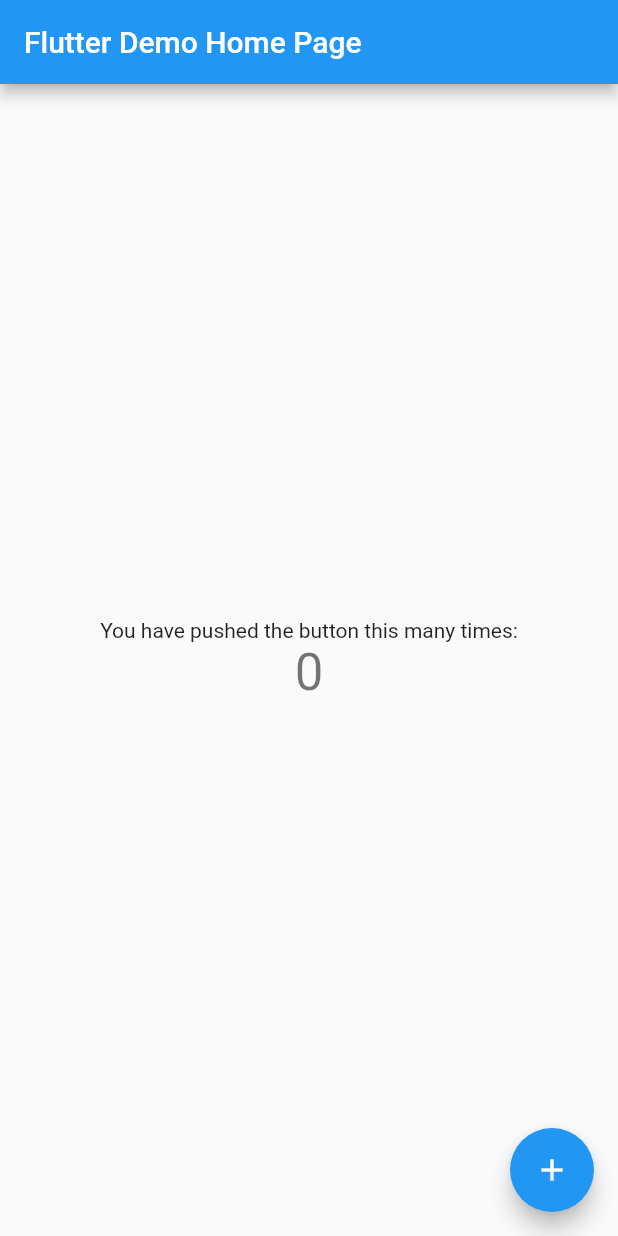
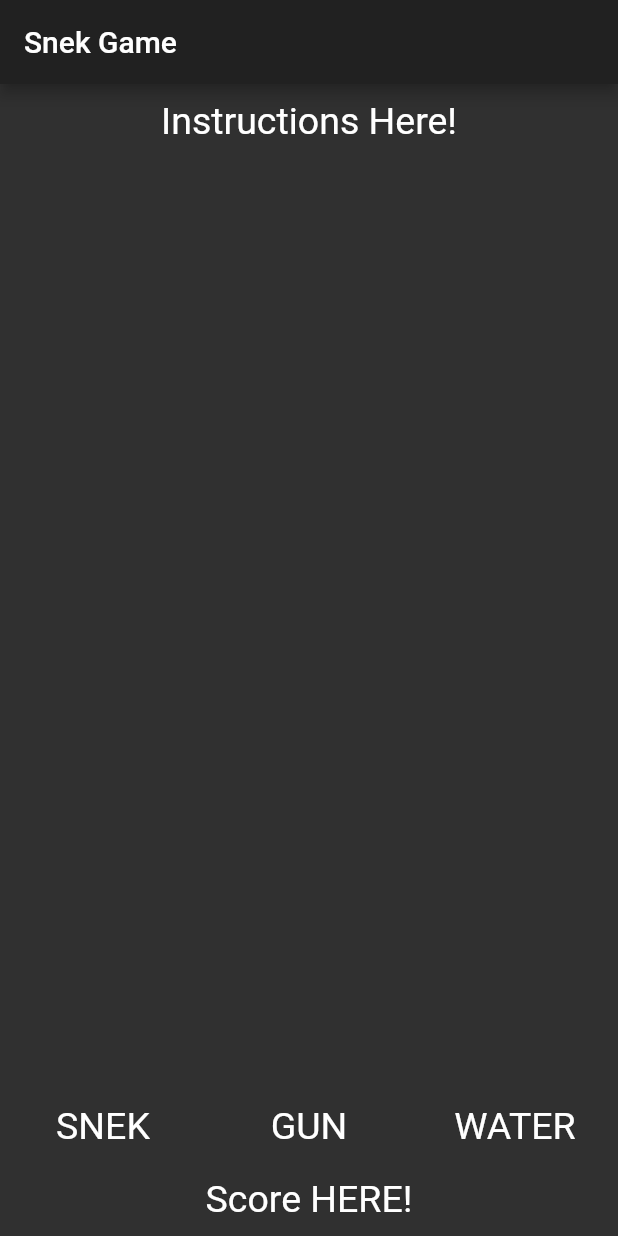
Before and after one commit to engrKUMA/snek_apptest, a Flutter app: the screen it shows after launch, on a phone screen of 412 x 824 dp. Run offline on Flutter 3.47's test engine with Material 2 defaults, Android fonts, the phone set to English and light mode, and no system bars.

Commit message:
Initial Commit with update design and constants

```diff
--- /dev/null
+++ b/lib/View/game_page.dart
@@ -0,0 +1,45 @@
+import 'package:flutter/material.dart';
+import '../components/reusable_card.dart';
+
+class GamePage extends StatefulWidget {
+  @override
+  _GamePageState createState() => _GamePageState();
+}
+
+class _GamePageState extends State<GamePage> {
+  @override
+  Widget build(BuildContext context) {
+    return Scaffold(
+        appBar: AppBar(title: Text('Snek Game')),
+        body: Column(
+          crossAxisAlignment: CrossAxisAlignment.stretch,
+          children: <Widget>[
+            Expanded(
+              child: Container(
+                child: ReusableCard(
+                  textUsed: 'Instructions Here!',
+                ),
+              ),
+            ),
+            Row(
+              children: <Widget>[
+                Expanded(
+                  child: ReusableCard(textUsed: 'SNEK'),
+                ),
+                Expanded(
+                  child: ReusableCard(textUsed: 'GUN'),
+                ),
+                Expanded(
+                  child: ReusableCard(textUsed: 'WATER'),
+                ),
+              ],
+            ),
+            Container(
+              child: ReusableCard(
+                textUsed: 'Score HERE!',
+              ),
+            )
+          ],
+        ));
+  }
+}
--- /dev/null
+++ b/lib/components/constants.dart
@@ -0,0 +1,3 @@
+import 'package:flutter/material.dart';
+
+const kTextStyle = TextStyle(fontSize: 25.0);
--- /dev/null
+++ b/lib/components/reusable_card.dart
@@ -0,0 +1,21 @@
+import 'package:flutter/cupertino.dart';
+import 'package:flutter/material.dart';
+import 'package:snek_apptest/components/constants.dart';
+
+class ReusableCard extends StatelessWidget {
+  ReusableCard({this.textUsed});
+
+  final String textUsed;
+
+  @override
+  Widget build(BuildContext context) {
+    return Container(
+      padding: EdgeInsets.all(10.0),
+      child: Text(
+        textUsed,
+        style: kTextStyle,
+        textAlign: TextAlign.center,
+      ),
+    );
+  }
+}
--- a/lib/main.dart
+++ b/lib/main.dart
@@ -1,4 +1,5 @@
 import 'package:flutter/material.dart';
+import 'View/game_page.dart';
 
 void main() => runApp(MyApp());
 
@@ -7,105 +8,8 @@ class MyApp extends StatelessWidget {
   @override
   Widget build(BuildContext context) {
     return MaterialApp(
-      title: 'Flutter Demo',
-      theme: ThemeData(
-        // This is the theme of your application.
-        //
-        // Try running your application with "flutter run". You'll see the
-        // application has a blue toolbar. Then, without quitting the app, try
-        // changing the primarySwatch below to Colors.green and then invoke
-        // "hot reload" (press "r" in the console where you ran "flutter run",
-        // or simply save your changes to "hot reload" in a Flutter IDE).
-        // Notice that the counter didn't reset back to zero; the application
-        // is not restarted.
-        primarySwatch: Colors.blue,
-      ),
-      home: MyHomePage(title: 'Flutter Demo Home Page'),
+      theme: ThemeData.dark(),
+      home: GamePage(),
     );
   }
 }
-
-class MyHomePage extends StatefulWidget {
-  MyHomePage({Key key, this.title}) : super(key: key);
-
-  // This widget is the home page of your application. It is stateful, meaning
-  // that it has a State object (defined below) that contains fields that affect
-  // how it looks.
-
-  // This class is the configuration for the state. It holds the values (in this
-  // case the title) provided by the parent (in this case the App widget) and
-  // used by the build method of the State. Fields in a Widget subclass are
-  // always marked "final".
-
-  final String title;
-
-  @override
-  _MyHomePageState createState() => _MyHomePageState();
-}
-
-class _MyHomePageState extends State<MyHomePage> {
-  int _counter = 0;
-
-  void _incrementCounter() {
-    setState(() {
-      // This call to setState tells the Flutter framework that something has
-      // changed in this State, which causes it to rerun the build method below
-      // so that the display can reflect the updated values. If we changed
-      // _counter without calling setState(), then the build method would not be
-      // called again, and so nothing would appear to happen.
-      _counter++;
-    });
-  }
-
-  @override
-  Widget build(BuildContext context) {
-    // This method is rerun every time setState is called, for instance as done
-    // by the _incrementCounter method above.
-    //
-    // The Flutter framework has been optimized to make rerunning build methods
-    // fast, so that you can just rebuild anything that needs updating rather
-    // than having to individually change instances of widgets.
-    return Scaffold(
-      appBar: AppBar(
-        // Here we take the value from the MyHomePage object that was created by
-        // the App.build method, and use it to set our appbar title.
-        title: Text(widget.title),
-      ),
-      body: Center(
-        // Center is a layout widget. It takes a single child and positions it
-        // in the middle of the parent.
-        child: Column(
-          // Column is also a layout widget. It takes a list of children and
-          // arranges them vertically. By default, it sizes itself to fit its
-          // children horizontally, and tries to be as tall as its parent.
-          //
-          // Invoke "debug painting" (press "p" in the console, choose the
-          // "Toggle Debug Paint" action from the Flutter Inspector in Android
-          // Studio, or the "Toggle Debug Paint" command in Visual Studio Code)
-          // to see the wireframe for each widget.
-          //
-          // Column has various properties to control how it sizes itself and
-          // how it positions its children. Here we use mainAxisAlignment to
-          // center the children vertically; the main axis here is the vertical
-          // axis because Columns are vertical (the cross axis would be
-          // horizontal).
-          mainAxisAlignment: MainAxisAlignment.center,
-          children: <Widget>[
-            Text(
-              'You have pushed the button this many times:',
-            ),
-            Text(
-              '$_counter',
-              style: Theme.of(context).textTheme.display1,
-            ),
-          ],
-        ),
-      ),
-      floatingActionButton: FloatingActionButton(
-        onPressed: _incrementCounter,
-        tooltip: 'Increment',
-        child: Icon(Icons.add),
-      ), // This trailing comma makes auto-formatting nicer for build methods.
-    );
-  }
-}
```
